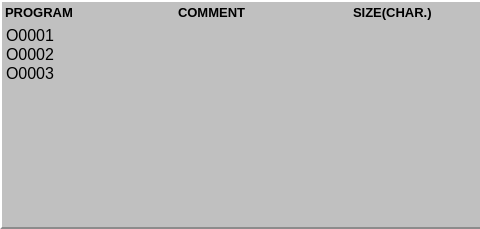
Old version of the form Graduation_Project/resource/UI/Prog_window_dir.ui in the repository zhaojiacheng1/python; both pictures show x 0 to 480 and y 0 to 229 of the 700 by 229 pixel window.
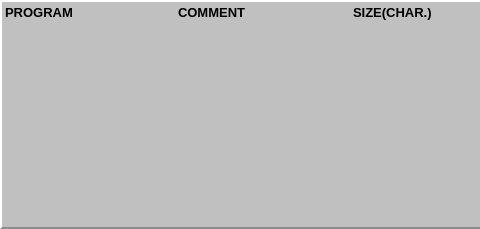
New version of the form.

```diff
--- a/Graduation_Project/resource/UI/Prog_window_dir.ui
+++ b/Graduation_Project/resource/UI/Prog_window_dir.ui
@@ -100,9 +100,7 @@
 border-bottom: 2px solid rgb(140,140,140);</string>
         </property>
         <property name="plainText">
-         <string>O0001
-O0002
-O0003</string>
+         <string/>
         </property>
        </widget>
       </item>
```
Left out of the diff: 15 changed lines with no effect on the pictures.
